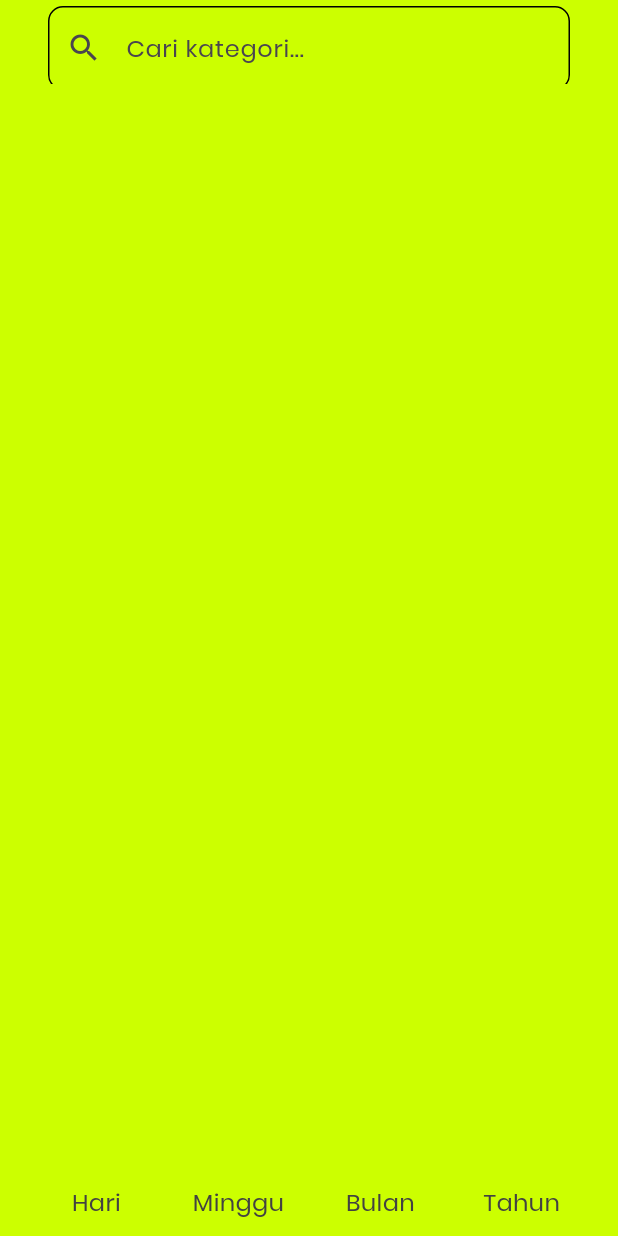
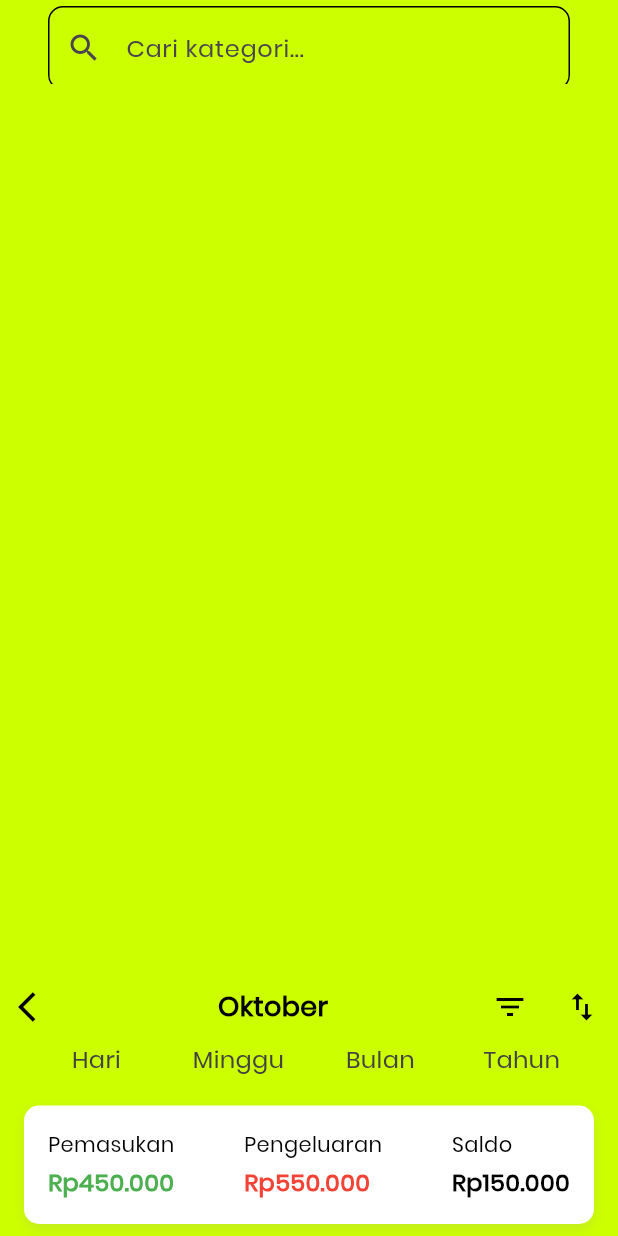
Before and after one commit to irpanzy/Save-Money, a Flutter app: the HistoryAppBar widget shown alone on an empty page, opened directly with empty values, on a phone screen of 412 x 824 dp. Run offline on Flutter 3.47's test engine with Material 3 defaults, Android fonts, the phone set to English and light mode, and no system bars; our stand-ins replace dropdown_button2, material_symbols_icons, syncfusion_flutter_charts.

Commit message:
Update filter_widget.dart

```diff
--- a/lib/widgets/history/filter_widget.dart
+++ b/lib/widgets/history/filter_widget.dart
@@ -33,7 +33,7 @@ class HistoryAppBar extends StatelessWidget {
                 hintStyle: const TextStyle(fontFamily: "Poppins_Regular"),
                 prefixIcon: const Icon(Icons.search),
                 filled: true,
-                fillColor: Color(0xFFCCFF00), // Warna background search bar
+                fillColor: Color(0xFFCCFF00),
                 border: OutlineInputBorder(
                   borderRadius: BorderRadius.circular(10),
                   borderSide: const BorderSide(color: Colors.black),
@@ -52,8 +52,43 @@ class HistoryAppBar extends StatelessWidget {
         ],
       ),
       bottom: PreferredSize(
-        preferredSize: const Size.fromHeight(50.0),
-        child: Container(
+        preferredSize: const Size.fromHeight(140.0),
+        child: Column(
+          children: [
+            Container(
+              color: const Color(0xFFCCFF00),
+              child: Row(
+                mainAxisAlignment: MainAxisAlignment.spaceBetween,
+                children: [
+                  IconButton(
+                    icon: const Icon(Icons.arrow_back_ios, color: Colors.black),
+                    onPressed: () {},
+                  ),
+                  Text(
+                    "Oktober",
+                    style: const TextStyle(
+                      fontFamily: "Poppins_Regular",
+                      fontSize: 18,
+                      fontWeight: FontWeight.bold,
+                      color: Colors.black,
+                    ),
+                  ),
+                  Row(
+                    children: [
+                      IconButton(
+                        icon: const Icon(Icons.filter_list, color: Colors.black),
+                        onPressed: () {},
+                      ),
+                      IconButton(
+                        icon: const Icon(Icons.swap_vert, color: Colors.black),
+                        onPressed: () {},
+                      ),
+                    ],
+                  ),
+                ],
+              ),
+            ),
+            Container(
               color: const Color(0xFFCCFF00),
               child: Row(
                 mainAxisAlignment: MainAxisAlignment.spaceEvenly,
@@ -87,6 +122,97 @@ class HistoryAppBar extends StatelessWidget {
                 }).toList(),
               ),
             ),
+            Container(
+              margin: const EdgeInsets.symmetric(vertical: 8, horizontal: 16),
+              padding: const EdgeInsets.all(16),
+              decoration: BoxDecoration(
+                color: const Color.fromARGB(255, 255, 255, 255),
+                borderRadius: BorderRadius.circular(10),
+                boxShadow: [
+                  BoxShadow(
+                    color: Colors.grey.withOpacity(0.2),
+                    blurRadius: 5,
+                    offset: const Offset(0, 3),
+                  ),
+                ],
+              ),
+              child: Row(
+                mainAxisAlignment: MainAxisAlignment.spaceBetween,
+                children: [
+                  Column(
+                    crossAxisAlignment: CrossAxisAlignment.start,
+                    children: const [
+                      Text(
+                        "Pemasukan",
+                        style: TextStyle(
+                          fontFamily: "Poppins_Regular",
+                          fontSize: 14,
+                          color: Colors.black,
+                        ),
+                      ),
+                      SizedBox(height: 4),
+                      Text(
+                        "Rp450.000",
+                        style: TextStyle(
+                          fontFamily: "Poppins_Regular",
+                          fontSize: 16,
+                          fontWeight: FontWeight.bold,
+                          color: Colors.green,
+                        ),
+                      ),
+                    ],
+                  ),
+                  Column(
+                    crossAxisAlignment: CrossAxisAlignment.start,
+                    children: const [
+                      Text(
+                        "Pengeluaran",
+                        style: TextStyle(
+                          fontFamily: "Poppins_Regular",
+                          fontSize: 14,
+                          color: Colors.black,
+                        ),
+                      ),
+                      SizedBox(height: 4),
+                      Text(
+                        "Rp550.000",
+                        style: TextStyle(
+                          fontFamily: "Poppins_Regular",
+                          fontSize: 16,
+                          fontWeight: FontWeight.bold,
+                          color: Colors.red,
+                        ),
+                      ),
+                    ],
+                  ),
+                  Column(
+                    crossAxisAlignment: CrossAxisAlignment.start,
+                    children: const [
+                      Text(
+                        "Saldo",
+                        style: TextStyle(
+                          fontFamily: "Poppins_Regular",
+                          fontSize: 14,
+                          color: Colors.black,
+                        ),
+                      ),
+                      SizedBox(height: 4),
+                      Text(
+                        "Rp150.000",
+                        style: TextStyle(
+                          fontFamily: "Poppins_Regular",
+                          fontSize: 16,
+                          fontWeight: FontWeight.bold,
+                          color: Colors.black,
+                        ),
+                      ),
+                    ],
+                  ),
+                ],
+              ),
+            ),
+          ],
+        ),
       ),
     );
   }
```
Lines whose indentation alone changed are shown as unchanged.
